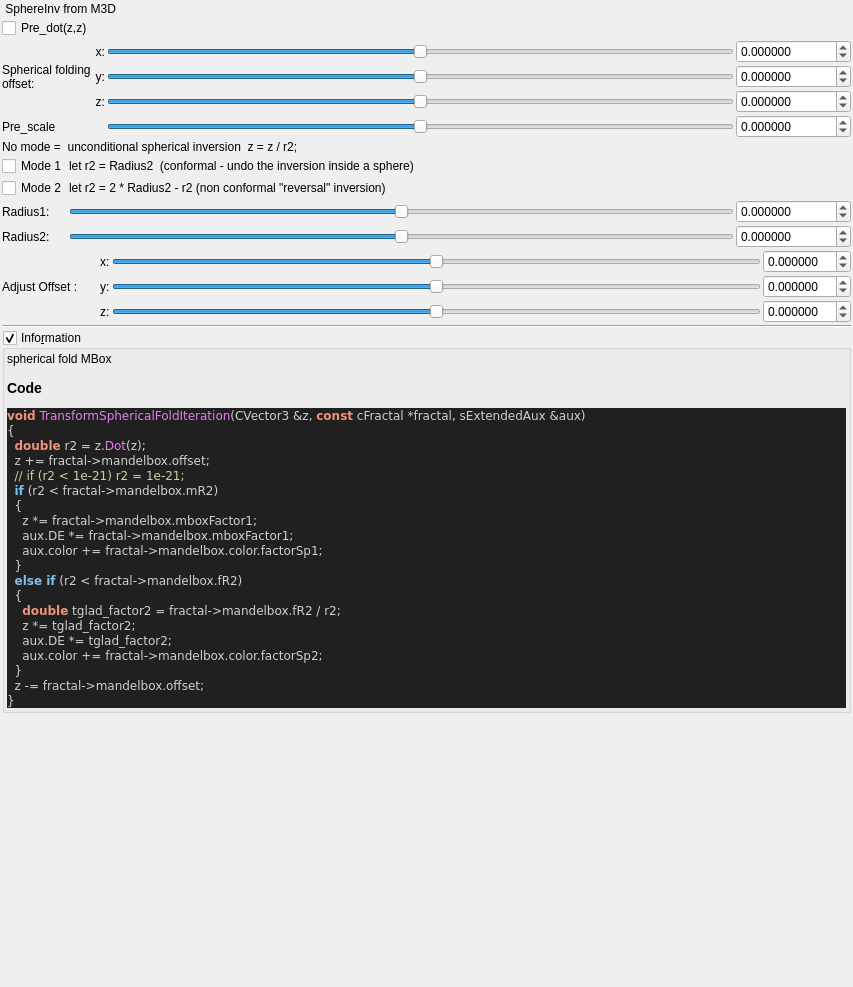
The window that mandelbulber2/qt_data/fractal_transf_sphere_inv.ui (buddhi1980/mandelbulber2) describes before a commit, drawn with Qt 5.
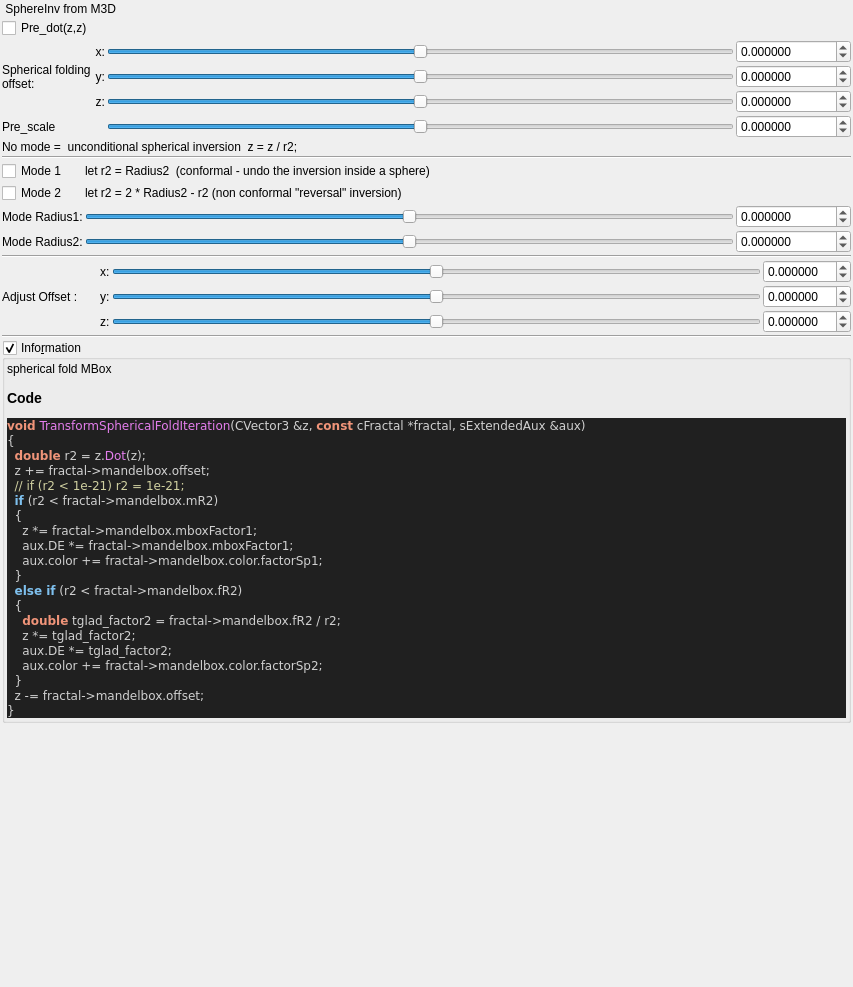
The same window after the commit. Custom widgets are drawn as their Qt base class.

Commit message: Transf c.x c.z swap, added altenating option Abox KaliEiifie install Mbox type z.z scale

```diff
--- a/mandelbulber2/qt_data/fractal_transf_sphere_inv.ui
+++ b/mandelbulber2/qt_data/fractal_transf_sphere_inv.ui
@@ -323,8 +323,22 @@
      </property>
     </widget>
    </item>
+   <item>
+    <widget class="Line" name="line_23">
+     <property name="orientation">
+      <enum>Qt::Horizontal</enum>
+     </property>
+    </widget>
+   </item>
    <item>
     <layout class="QGridLayout" name="gridLayout_2">
+     <item row="1" column="1">
+      <widget class="QLabel" name="label_48">
+       <property name="text">
+        <string>let r2 = 2 * Radius2 - r2 (non conformal &quot;reversal&quot; inversion) </string>
+       </property>
+      </widget>
+     </item>
      <item row="3" column="2">
       <widget class="MyDoubleSpinBox" name="spinbox_transf_minimum_radius_neg1">
        <property name="sizePolicy">
@@ -356,7 +370,7 @@
      <item row="3" column="0">
       <widget class="QLabel" name="label_47">
        <property name="text">
-        <string>Radius2:</string>
+        <string>Mode Radius2:</string>
        </property>
       </widget>
      </item>
@@ -441,7 +455,7 @@
      <item row="2" column="0">
       <widget class="QLabel" name="label_16">
        <property name="text">
-        <string>Radius1:</string>
+        <string>Mode Radius1:</string>
        </property>
       </widget>
      </item>
@@ -466,10 +480,10 @@
        </property>
       </widget>
      </item>
-     <item row="1" column="1">
-      <widget class="QLabel" name="label_48">
-       <property name="text">
-        <string>let r2 = 2 * Radius2 - r2 (non conformal &quot;reversal&quot; inversion) </string>
+     <item row="4" column="0" colspan="3">
+      <widget class="Line" name="line_24">
+       <property name="orientation">
+        <enum>Qt::Horizontal</enum>
        </property>
       </widget>
      </item>
```
The commit also changes 7 other files.
